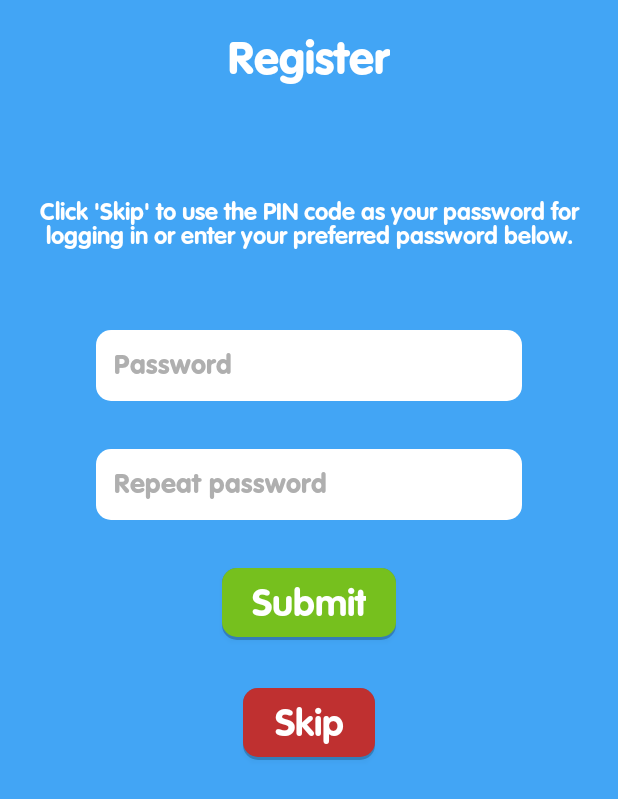
After one commit to thanedar/mi-app, an Android app: the layout fragment_change_password.xml on its own in the app's theme, with its tools: preview values and no code run, on a phone screen of 412 x 824 dp. The commit adds this screen. Shown: the top 799 px of the screen. Run offline under Robolectric (Android 15) with nearby library versions, the phone set to English and light mode, and no system bars.

Commit message:
Added the change password step for user registration

```diff
--- a/app/src/main/java/com/mitelcel/pack/dagger/component/FragmentGraph.java
+++ b/app/src/main/java/com/mitelcel/pack/dagger/component/FragmentGraph.java
@@ -1,6 +1,7 @@
 package com.mitelcel.pack.dagger.component;
 
 import com.mitelcel.pack.ui.fragment.FragmentAccount;
+import com.mitelcel.pack.ui.fragment.FragmentChangePassword;
 import com.mitelcel.pack.ui.fragment.FragmentCommunicate;
 import com.mitelcel.pack.ui.fragment.FragmentConfirm;
 import com.mitelcel.pack.ui.fragment.FragmentConfirmPin;
@@ -27,6 +28,7 @@ import com.mitelcel.pack.ui.fragment.FragmentTutorialText;
  */
 public interface FragmentGraph {
     void inject(FragmentAccount fragmentAccount);
+    void inject(FragmentChangePassword fragmentChangePassword);
     void inject(FragmentConfirm fragmentConfirm);
     void inject(FragmentConfirmPin fragmentConfirmPin);
     void inject(FragmentCommunicate fragmentCommunicate);
--- a/app/src/main/java/com/mitelcel/pack/ui/fragment/FragmentLogin.java
+++ b/app/src/main/java/com/mitelcel/pack/ui/fragment/FragmentLogin.java
@@ -128,7 +128,6 @@ public class FragmentLogin extends Fragment implements View.OnClickListener{
 
                 if (beanLoginResponse != null) {
 //                MiLog.i(TAG, "Login response " + beanLoginResponse.toString());
-//                MiLog.i(TAG, "Login Session Id " + beanLoginResponse.getResult().getSessionId());
                     if (beanLoginResponse.getError().getCode() == Config.SUCCESS) {
                         MiUtils.MiAppPreferences.setSessionId(beanLoginResponse.getResult().getSessionId());
 
--- /dev/null
+++ b/app/src/main/res/layout/fragment_change_password.xml
@@ -0,0 +1,75 @@
+<LinearLayout xmlns:android="http://schemas.android.com/apk/res/android"
+    android:layout_width="match_parent"
+    android:layout_height="match_parent"
+    android:background="@color/background_color"
+    android:orientation="vertical">
+
+    <com.mitelcel.pack.ui.widget.TextViewFolks
+        android:id="@+id/label_register"
+        style="@style/Theme.App.Fragment.Title.TextView"
+        android:layout_width="wrap_content"
+        android:layout_height="wrap_content"
+        android:layout_gravity="center"
+        android:padding="@dimen/padding_label"
+        android:text="@string/register" />
+
+    <com.mitelcel.pack.ui.widget.TextViewFolks
+        android:id="@+id/request_details"
+        style="@style/Theme.App.TextFolks"
+        android:layout_width="wrap_content"
+        android:layout_height="wrap_content"
+        android:layout_marginTop="@dimen/margin_large"
+        android:layout_gravity="center"
+        android:clickable="true"
+        android:gravity="center"
+        android:padding="@dimen/padding_label"
+        android:text="@string/change_password_info"
+        android:textSize="16sp" />
+
+    <view
+        android:id="@+id/change_password_one"
+        style="@style/Theme.App.Input.EditText"
+        class="com.mitelcel.pack.ui.widget.EditTextFolk"
+        android:layout_width="match_parent"
+        android:layout_height="wrap_content"
+        android:layout_marginTop="@dimen/margin_large"
+        android:layout_marginLeft="@dimen/margin_huge"
+        android:layout_marginRight="@dimen/margin_huge"
+        android:hint="@string/password"
+        android:inputType="number" />
+
+    <view
+        android:id="@+id/change_password_two"
+        style="@style/Theme.App.Input.EditText"
+        class="com.mitelcel.pack.ui.widget.EditTextFolk"
+        android:layout_width="match_parent"
+        android:layout_height="wrap_content"
+        android:layout_marginTop="@dimen/margin_large"
+        android:layout_marginLeft="@dimen/margin_huge"
+        android:layout_marginRight="@dimen/margin_huge"
+        android:hint="@string/repeat_password"
+        android:inputType="number" />
+
+    <com.mitelcel.pack.ui.widget.ButtonFolks
+        android:id="@+id/change_password_btn"
+        style="@style/Theme.App.ButtonFolks.Positive"
+        android:layout_width="wrap_content"
+        android:layout_height="wrap_content"
+        android:layout_gravity="center"
+        android:layout_marginTop="@dimen/margin_large"
+        android:paddingLeft="@dimen/padding_label"
+        android:paddingRight="@dimen/padding_label"
+        android:text="@string/submit" />
+
+    <com.mitelcel.pack.ui.widget.ButtonFolks
+        android:id="@+id/change_password_skip"
+        style="@style/Theme.App.ButtonFolks.Negative"
+        android:layout_width="wrap_content"
+        android:layout_height="wrap_content"
+        android:layout_gravity="center"
+        android:layout_marginTop="@dimen/margin_large"
+        android:paddingLeft="@dimen/padding_label"
+        android:paddingRight="@dimen/padding_label"
+        android:text="@string/skip" />
+
+</LinearLayout>
--- a/app/src/main/res/values/strings.xml
+++ b/app/src/main/res/values/strings.xml
@@ -96,6 +96,7 @@
     <string name="your_service">Your Services</string>
 
     <!-- register -->
+    <string name="change_password_info">Click \'Skip\' to use the PIN code as your password for logging in or enter your preferred password below.</string>
     <string name="confirm_pin_info">Please enter the PIN you received to complete the registration process</string>
     <string name="request_pin_info">Please enter your phone number below to request a PIN to start the registration process</string>
     <string name="invalid_password">Password must be at least 4 alpha-numeric characters!</string>
```
Also changed, not shown: app/src/main/java/com/mitelcel/pack/api/bean/req/BeanUpdateUserInfo.java (+13 -0 lines), app/src/main/java/com/mitelcel/pack/ui/LoginOrRegister.java (+51 -6 lines), app/src/main/java/com/mitelcel/pack/ui/fragment/FragmentChangePassword.java (added, +154 -0 lines).
